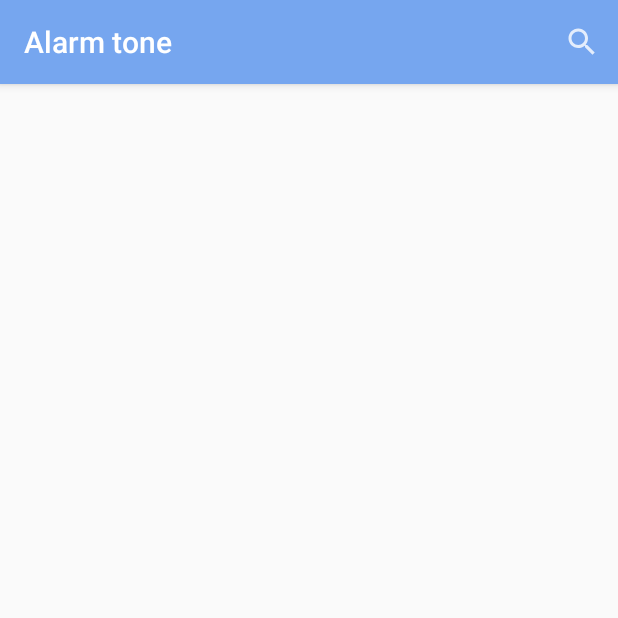
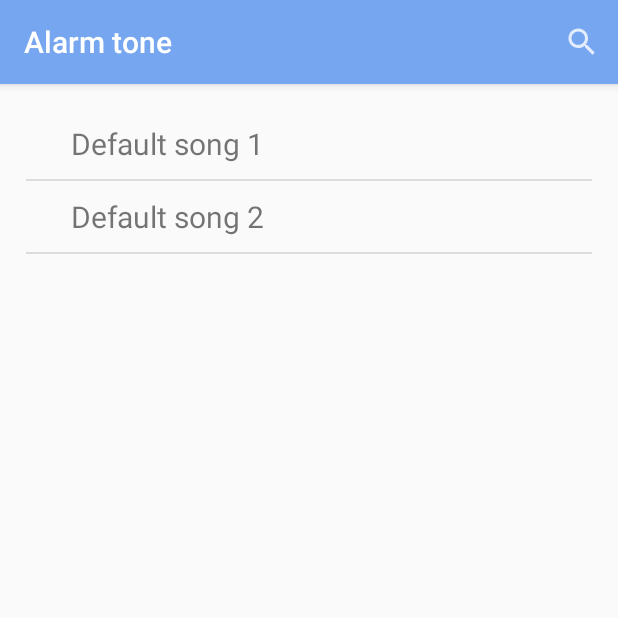
Before and after one commit to rxunxk/WakeUP, an Android app: the RingtoneSelector screen opened directly, with no data from a screen before it, on a phone screen of 412 x 824 dp, the top half of it. Run offline under Robolectric (Android 15) with nearby library versions, the phone set to English and light mode, and no system bars.

Commit message:
added default alarms tones

```diff
--- a/app/src/main/java/com/raunak/alarmdemo4/Activities/RingtoneSelector.java
+++ b/app/src/main/java/com/raunak/alarmdemo4/Activities/RingtoneSelector.java
@@ -75,6 +75,10 @@ public class RingtoneSelector extends AppCompatActivity implements SongSelectorI
         songNameArrayList = new ArrayList<>();
         pathArrayList = new ArrayList<>();
         getMusic();
+        songNameArrayList.add("Default song 1");
+        songNameArrayList.add("Default song 2");
+        pathArrayList.add("Default song 1");
+        pathArrayList.add("Default song2");
         songsAdapter = new SongsAdapter(songNameArrayList,this);
         recyclerView.setLayoutManager(new LinearLayoutManager(getApplicationContext()));
         recyclerView.setAdapter(songsAdapter);
--- a/app/src/main/res/layout/activity_ringtonee_selector.xml
+++ b/app/src/main/res/layout/activity_ringtonee_selector.xml
@@ -1,5 +1,5 @@
 <?xml version="1.0" encoding="utf-8"?>
-<androidx.constraintlayout.widget.ConstraintLayout xmlns:android="http://schemas.android.com/apk/res/android"
+<RelativeLayout xmlns:android="http://schemas.android.com/apk/res/android"
     xmlns:app="http://schemas.android.com/apk/res-auto"
     xmlns:tools="http://schemas.android.com/tools"
     android:layout_width="match_parent"
@@ -7,14 +7,19 @@
     tools:context=".Activities.RingtoneSelector">
 
     <androidx.recyclerview.widget.RecyclerView
+        android:id="@+id/defaultSongsList"
+        android:layout_width="match_parent"
+        android:layout_height="match_parent"
+        android:layout_above="@id/songsList"
+        android:padding="16dp"/>
+
+    <androidx.recyclerview.widget.RecyclerView
         android:id="@+id/songsList"
-        android:layout_width="391dp"
-        android:layout_height="711dp"
+        android:layout_width="match_parent"
+        android:layout_height="match_parent"
+        android:padding="16dp"
         android:layout_marginStart="1dp"
         android:layout_marginEnd="1dp"
-        android:layout_marginBottom="2dp"
-        app:layout_constraintBottom_toBottomOf="parent"
-        app:layout_constraintEnd_toEndOf="parent"
-        app:layout_constraintStart_toStartOf="parent"
-        app:layout_constraintTop_toTopOf="parent" />
-</androidx.constraintlayout.widget.ConstraintLayout>
+        android:layout_marginBottom="2dp" />
+
+</RelativeLayout>
--- a/app/src/main/res/values/strings.xml
+++ b/app/src/main/res/values/strings.xml
@@ -30,6 +30,8 @@
     <string name="txtEmpty">No Alarms Added!</string>
     <string name="txtSongs">SongName</string>
     <string name="btnTone">Alarm Tone</string>
+    <string name="txtEmptySongs">No songs found on your local storage</string>
+    <string name="txtDefaultSongs">Default Songs List</string>
     <string-array name="days">
         <item>SUN</item>
         <item>MON</item>
```
Also changed, not shown: app/src/main/java/com/raunak/alarmdemo4/Activities/SnoozeActivity.java (+25 -15 lines), 2 other files.
